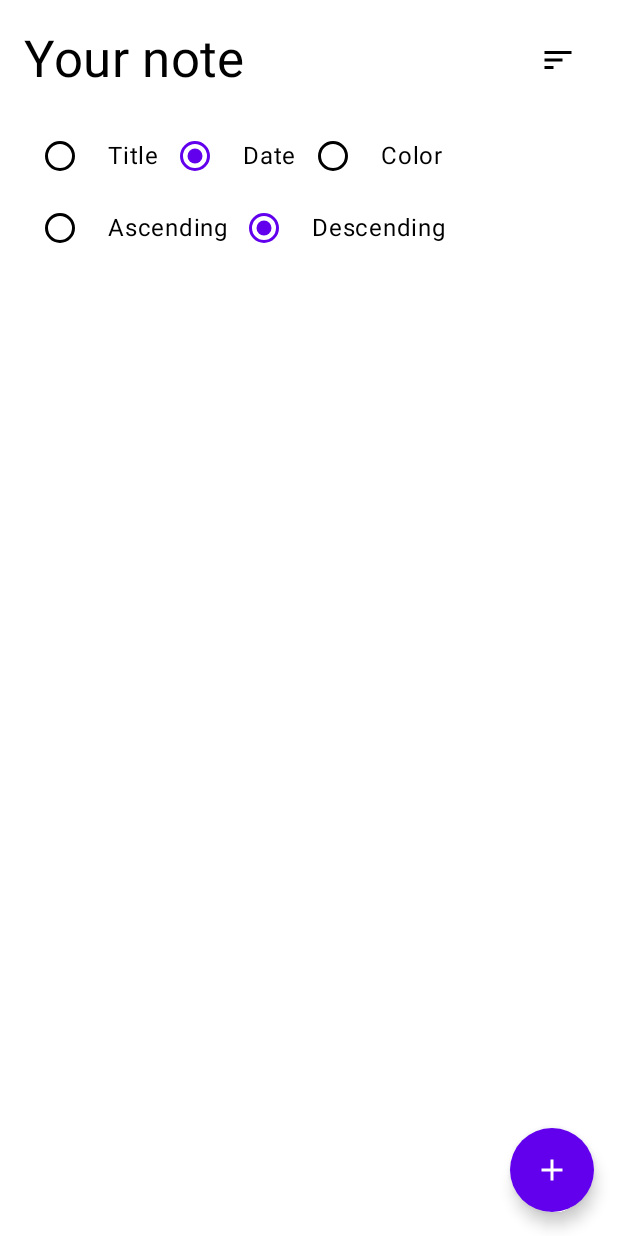
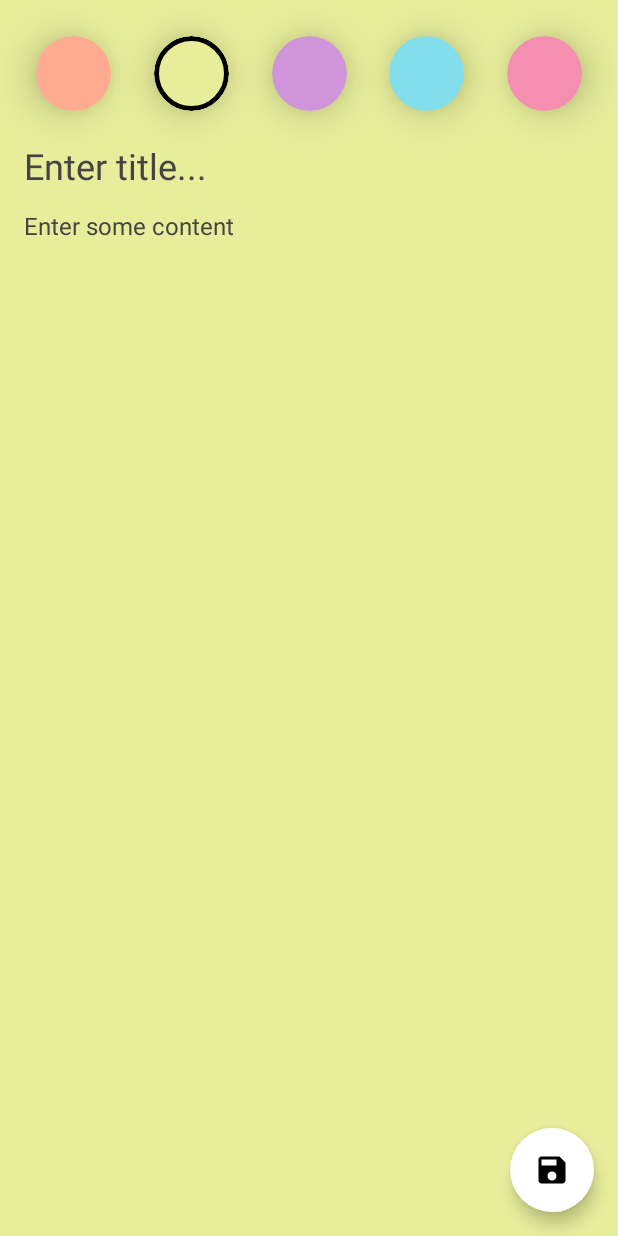
Before and after one commit to Aaarke/HotNote, an Android app built with Jetpack Compose: the screen it shows after launch (MainActivity), after a tap on "Add note", on a phone screen of 412 x 824 dp. Run offline under Robolectric (Android 15) with nearby library versions, the phone set to English and light mode, and no system bars; our stand-ins replace Dagger/Hilt's generated code, Room's generated code; 1 other tap on this screen came first.

Commit message:
Edit note screen added

```diff
--- a/app/src/main/java/com/roshan/hotnote/MainActivity.kt
+++ b/app/src/main/java/com/roshan/hotnote/MainActivity.kt
@@ -3,7 +3,17 @@ package com.roshan.hotnote
 import android.os.Bundle
 import androidx.activity.ComponentActivity
 import androidx.activity.compose.setContent
+import androidx.compose.material.MaterialTheme
+import androidx.compose.material.Surface
+import androidx.navigation.NavType
+import androidx.navigation.compose.NavHost
+import androidx.navigation.compose.composable
+import androidx.navigation.compose.rememberNavController
+import androidx.navigation.navArgument
+import com.roshan.hotnote.feature_note.presentation.add_edit_notes.AddEditNoteScreen
 import com.roshan.hotnote.feature_note.presentation.notes.NotesScreen
+import com.roshan.hotnote.feature_note.presentation.util.Screen
+import com.roshan.hotnote.ui.theme.CleanArchitectureNoteAppTheme
 import dagger.hilt.android.AndroidEntryPoint
 
 @AndroidEntryPoint
@@ -11,7 +21,33 @@ class MainActivity : ComponentActivity() {
     override fun onCreate(savedInstanceState: Bundle?) {
         super.onCreate(savedInstanceState)
         setContent {
-            NotesScreen(null)
+            CleanArchitectureNoteAppTheme() {
+                Surface(color = MaterialTheme.colors.background) {
+                    val navController = rememberNavController()
+                    NavHost(
+                        navController = navController,
+                        startDestination = Screen.NotesScreen.route
+                    ) {
+                        composable(route = Screen.NotesScreen.route) {
+                            NotesScreen(navController = navController)
+                        }
+                        composable(route = Screen.AddEditScreen.route + "?noteId={noteId}&noteColor={noteColor}",
+                            arguments = listOf(
+                                navArgument(name = "noteId") {
+                                    type = NavType.IntType
+                                    defaultValue = -1
+                                }, navArgument(name = "noteColor") {
+                                    type = NavType.IntType
+                                    defaultValue = -1
+                                })
+                        ) {
+                            val color = it.arguments?.getInt("noteColor") ?: -1
+                            AddEditNoteScreen(navController = navController, noteColor = color)
+                        }
+                    }
+
+                }
+            }
         }
     }
 }
--- /dev/null
+++ b/app/src/main/java/com/roshan/hotnote/feature_note/presentation/add_edit_notes/AddEditNoteScreen.kt
@@ -0,0 +1,143 @@
+package com.roshan.hotnote.feature_note.presentation.add_edit_notes
+
+import androidx.compose.animation.Animatable
+import androidx.compose.animation.core.tween
+import androidx.compose.foundation.background
+import androidx.compose.foundation.border
+import androidx.compose.foundation.clickable
+import androidx.compose.foundation.layout.*
+import androidx.compose.foundation.shape.CircleShape
+import androidx.compose.material.*
+import androidx.compose.material.icons.Icons
+import androidx.compose.material.icons.filled.Save
+import androidx.compose.runtime.Composable
+import androidx.compose.runtime.LaunchedEffect
+import androidx.compose.runtime.remember
+import androidx.compose.runtime.rememberCoroutineScope
+import androidx.compose.ui.Modifier
+import androidx.compose.ui.draw.clip
+import androidx.compose.ui.draw.shadow
+import androidx.compose.ui.graphics.Color
+import androidx.compose.ui.graphics.toArgb
+import androidx.compose.ui.unit.dp
+import androidx.hilt.navigation.compose.hiltViewModel
+import androidx.navigation.NavController
+import com.roshan.hotnote.feature_note.domain.model.Note
+import com.roshan.hotnote.feature_note.presentation.add_edit_notes.component.TransparentHintTextField
+import kotlinx.coroutines.flow.collectLatest
+import kotlinx.coroutines.launch
+
+@Composable
+fun AddEditNoteScreen(
+    navController: NavController,
+    noteColor: Int,
+    viewModel: AddEditNoteViewModel = hiltViewModel()
+) {
+    val titleState = viewModel.noteTitle.value
+    val contentState = viewModel.noteContent.value
+
+    val scaffoldState = rememberScaffoldState()
+    val scope = rememberCoroutineScope()
+    LaunchedEffect(key1 = true) {
+        viewModel.eventFlow.collectLatest { event ->
+            when (event) {
+                AddEditNoteViewModel.UiEvent.SaveNote -> navController.navigateUp()
+                is AddEditNoteViewModel.UiEvent.ShowSnackBar -> {
+                    scaffoldState.snackbarHostState.showSnackbar(event.message)
+                }
+            }
+
+        }
+    }
+    val noteBackgroundAnimatable = remember {
+        Animatable(
+            Color(if (noteColor != -1) noteColor else viewModel.noteColor.value)
+        )
+    }
+
+    Scaffold(floatingActionButton = {
+        FloatingActionButton(
+            onClick = { viewModel.onEvent(AddEditNoteEvent.SaveNote) },
+            backgroundColor = MaterialTheme.colors.primary
+        ) {
+            Icon(imageVector = Icons.Default.Save, contentDescription = "Save note")
+        }
+    }, scaffoldState = scaffoldState) {
+        Column(
+            modifier = Modifier
+                .fillMaxSize()
+                .background(noteBackgroundAnimatable.value)
+                .padding(16.dp)
+        ) {
+            Row(
+                modifier = Modifier
+                    .fillMaxWidth()
+                    .padding(8.dp),
+                horizontalArrangement = Arrangement.SpaceBetween
+            ) {
+                Note.noteColors.forEach { color ->
+                    val colorInt = color.toArgb()
+                    Box(
+                        modifier = Modifier
+                            .size(50.dp)
+                            .shadow(15.dp, CircleShape)
+                            .clip(CircleShape)
+                            .background(color)
+                            .border(
+                                width = 3.dp, color = if (viewModel.noteColor.value == colorInt) {
+                                    Color.Black
+                                } else Color.Transparent,
+                                shape = CircleShape
+                            )
+                            .clickable {
+                                scope.launch {
+                                    noteBackgroundAnimatable.animateTo(
+                                        targetValue = Color(colorInt),
+                                        animationSpec = tween(durationMillis = 500)
+                                    )
+                                }
+                                viewModel.onEvent(AddEditNoteEvent.ChangeColor(colorInt))
+                            }
+                    )
+
+                }
+
+            }
+
+            Spacer(modifier = Modifier.height(16.dp))
+            TransparentHintTextField(
+                text = titleState.text,
+                hint = titleState.hint,
+                onValueChange = {
+                    viewModel.onEvent(AddEditNoteEvent.EnteredTitle(it))
+                },
+                onFocusChange = {
+                    viewModel.onEvent(AddEditNoteEvent.ChangeTitleFocus(it))
+                },
+                isHintVisible = titleState.isHintVisible,
+                singleLine = true,
+                textStyle = MaterialTheme.typography.h5
+
+            )
+            Spacer(modifier = Modifier.height(16.dp))
+
+            TransparentHintTextField(
+                text = contentState.text,
+                hint = contentState.hint,
+                onValueChange = {
+                    viewModel.onEvent(AddEditNoteEvent.EnteredContent(it))
+                },
+                onFocusChange = {
+                    viewModel.onEvent(AddEditNoteEvent.ChangeContentFocus(it))
+                },
+                isHintVisible = contentState.isHintVisible,
+                textStyle = MaterialTheme.typography.body1,
+                modifier = Modifier.fillMaxHeight()
+
+            )
+
+        }
+
+    }
+
+}
--- a/app/src/main/java/com/roshan/hotnote/feature_note/presentation/add_edit_notes/AddEditNoteViewModel.kt
+++ b/app/src/main/java/com/roshan/hotnote/feature_note/presentation/add_edit_notes/AddEditNoteViewModel.kt
@@ -89,7 +89,7 @@ class AddEditNoteViewModel @Inject constructor(
             is AddEditNoteEvent.ChangeContentFocus -> _noteContent.value =
                 noteContent.value.copy(isHintVisible = !event.focus.isFocused && noteContent.value.text.isBlank())
 
-            is AddEditNoteEvent.ChangeTitleFocus -> noteTitle.value.copy(isHintVisible = !event.focus.isFocused && noteTitle.value.text.isBlank())
+            is AddEditNoteEvent.ChangeTitleFocus ->_noteTitle.value = noteTitle.value.copy(isHintVisible = !event.focus.isFocused && noteTitle.value.text.isBlank())
 
             is AddEditNoteEvent.EnteredContent -> _noteContent.value =
                 _noteContent.value.copy(text = event.value)
--- /dev/null
+++ b/app/src/main/java/com/roshan/hotnote/feature_note/presentation/add_edit_notes/component/TransparentHintTextField.kt
@@ -0,0 +1,44 @@
+package com.roshan.hotnote.feature_note.presentation.add_edit_notes.component
+
+import androidx.compose.foundation.layout.Box
+import androidx.compose.foundation.layout.fillMaxWidth
+import androidx.compose.foundation.text.BasicTextField
+import androidx.compose.material.Text
+import androidx.compose.runtime.Composable
+import androidx.compose.ui.Modifier
+import androidx.compose.ui.focus.FocusState
+import androidx.compose.ui.focus.onFocusChanged
+import androidx.compose.ui.graphics.Color
+import androidx.compose.ui.text.TextStyle
+
+
+@Composable
+fun TransparentHintTextField(
+    text: String,
+    hint: String,
+    modifier: Modifier = Modifier,
+    isHintVisible: Boolean = true,
+    onValueChange: (String) -> Unit,
+    textStyle: TextStyle = TextStyle(),
+    singleLine: Boolean = false,
+    onFocusChange: (FocusState) -> Unit
+) {
+    Box(modifier = modifier) {
+        BasicTextField(
+            value = text,
+            onValueChange = onValueChange,
+            singleLine = singleLine,
+            textStyle = textStyle,
+            modifier = Modifier
+                .fillMaxWidth()
+                .onFocusChanged {
+                    onFocusChange(it)
+                }
+        )
+        if (isHintVisible){
+            Text(text = hint, style = textStyle, color = Color.DarkGray)
+        }
+
+    }
+
+}
--- a/app/src/main/java/com/roshan/hotnote/feature_note/presentation/notes/NotesScreen.kt
+++ b/app/src/main/java/com/roshan/hotnote/feature_note/presentation/notes/NotesScreen.kt
@@ -18,11 +18,12 @@ import androidx.hilt.navigation.compose.hiltViewModel
 import androidx.navigation.NavController
 import com.roshan.hotnote.feature_note.presentation.notes.component.NoteItem
 import com.roshan.hotnote.feature_note.presentation.notes.component.OrderSection
+import com.roshan.hotnote.feature_note.presentation.util.Screen
 import kotlinx.coroutines.launch
 
 @Composable
 fun NotesScreen(
-    navController: NavController?,
+    navController: NavController,
     notesViewModel: NotesViewModel = hiltViewModel()
 ) {
     val state = notesViewModel.state.value
@@ -31,7 +32,7 @@ fun NotesScreen(
 
     Scaffold(floatingActionButton = {
         FloatingActionButton(
-            onClick = { /*TODO*/ },
+            onClick = { navController.navigate(Screen.AddEditScreen.route) },
             backgroundColor = MaterialTheme.colors.primary
         ) {
             Icon(imageVector = Icons.Default.Add, contentDescription = "Add note")
@@ -77,7 +78,7 @@ fun NotesScreen(
                         modifier = Modifier
                             .fillMaxWidth()
                             .clickable {
-
+                                navController.navigate(Screen.AddEditScreen.route + "?noteId=${note.id}&noteColor=${note.color}")
                             }, onDeleteClick = {
                             notesViewModel.onEvent(NotesEvent.DeleteNode(note))
                             scope.launch {
--- /dev/null
+++ b/app/src/main/java/com/roshan/hotnote/feature_note/presentation/util/Screen.kt
@@ -0,0 +1,6 @@
+package com.roshan.hotnote.feature_note.presentation.util
+
+sealed class Screen(val route: String) {
+    object NotesScreen : Screen("notes_screen")
+    object AddEditScreen : Screen("add_edit_note_screen")
+}
```
